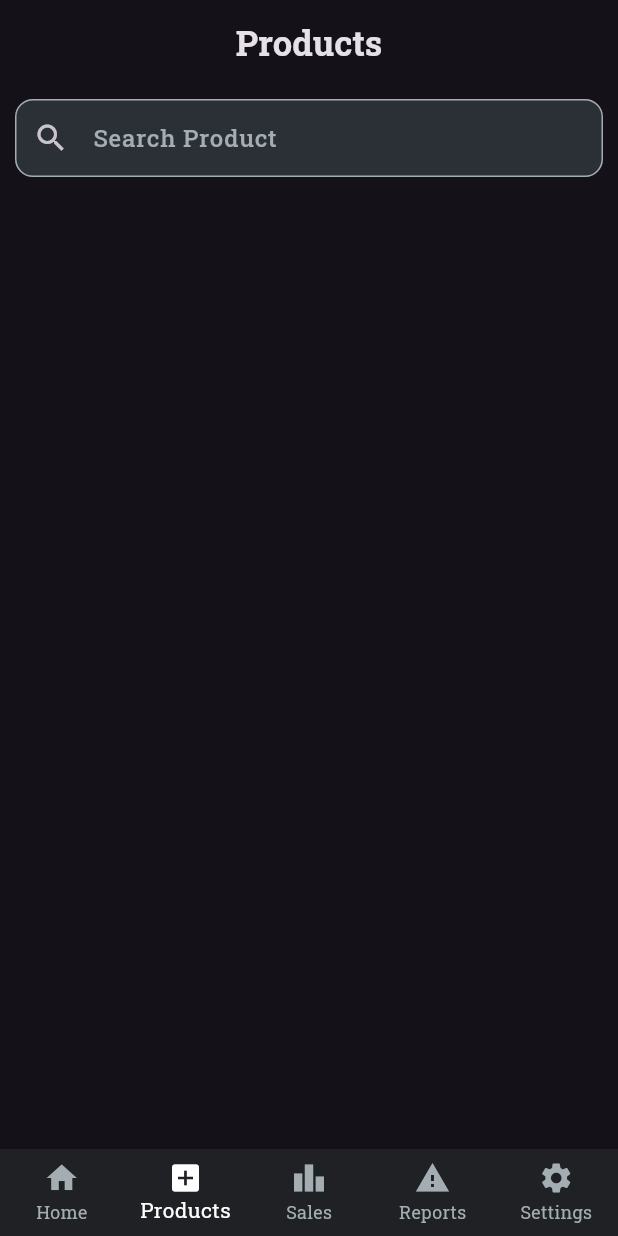
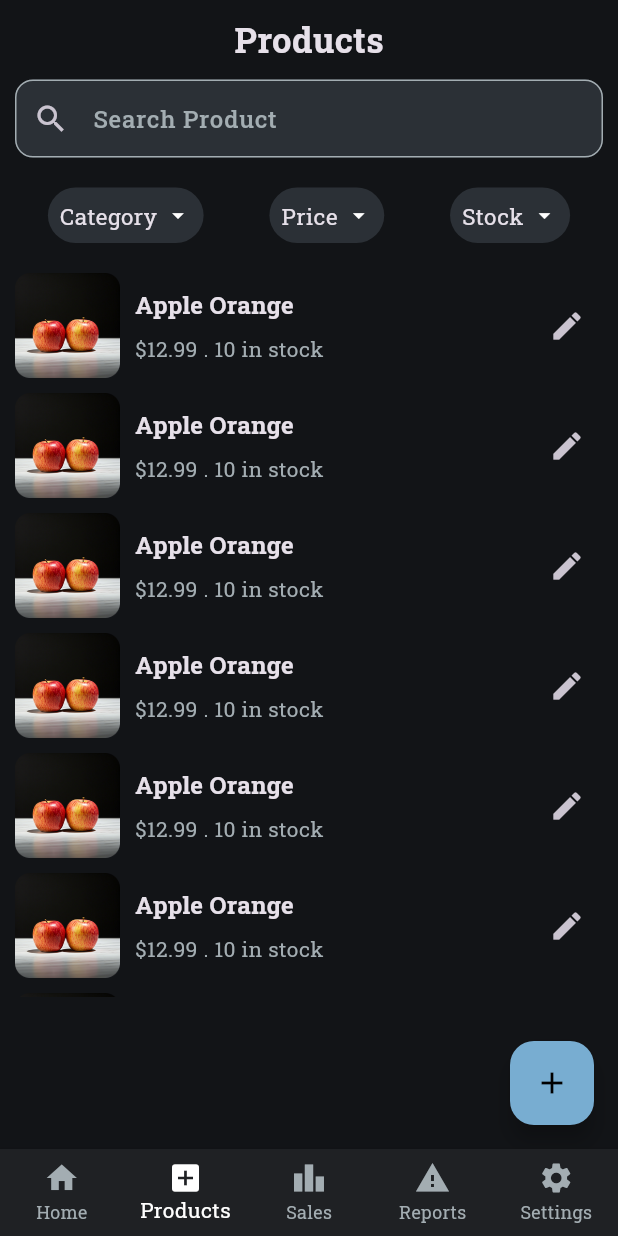
Before and after one commit to amrelmaadawy/shop_management, a Flutter app: the screen it shows after launch, item 2 of the bottom bar chosen, on a phone screen of 412 x 824 dp. Run offline on Flutter 3.47's test engine with Material 3 defaults, Android fonts, the phone set to English and light mode, and no system bars.

Commit message:
finish products UI

```diff
--- a/lib/core/utils/app_colors.dart
+++ b/lib/core/utils/app_colors.dart
@@ -5,5 +5,6 @@ class AppColors {
   static const Color kIncreaseContainerColor = Color(0XFF2B3036);
   static const Color kAddProductButtonColor = Color(0XFF78ADD1);
   static const Color kButtonNavBarColor = Color(0XFF1F2124);
+  static const Color kBackgroundColor = Color(0XFF121417);
 
 }
--- a/lib/features/products/ui/products_view.dart
+++ b/lib/features/products/ui/products_view.dart
@@ -1,5 +1,8 @@
 import 'package:flutter/material.dart';
+import 'package:small_managements/core/utils/app_colors.dart';
+import 'package:small_managements/features/products/ui/widgets/custom_product_container.dart';
 import 'package:small_managements/features/products/ui/widgets/custom_text_form_field.dart';
+import 'package:small_managements/features/products/ui/widgets/product_item.dart';
 import 'package:small_managements/generated/l10n.dart';
 
 class ProductsView extends StatelessWidget {
@@ -9,27 +12,48 @@ class ProductsView extends StatelessWidget {
   Widget build(BuildContext context) {
     TextEditingController searchController = TextEditingController();
     return Scaffold(
-      appBar: AppBar(
-        centerTitle: true,
-        title: Text(
-          S.of(context).products,
-          style: TextStyle(fontSize: 23, fontWeight: FontWeight.bold),
-        ),
+      floatingActionButton: FloatingActionButton(
+        backgroundColor: AppColors.kAddProductButtonColor,
+        onPressed: () {},
+        child: Icon(Icons.add, color: Colors.black),
       ),
       body: SafeArea(
         child: Padding(
           padding: const EdgeInsets.all(10.0),
           child: Column(
             children: [
+              Text(
+                S.of(context).products,
+                style: TextStyle(fontSize: 23, fontWeight: FontWeight.bold),
+              ),
+              SizedBox(height: 10),
               CustomTextFormField(
                 prefixIcon: Icon(Icons.search),
                 controller: searchController,
                 keyboardType: TextInputType.text,
                 labelText: S.of(context).searchProduct,
               ),
-              Row(children: [
-
-              ],)
+              SizedBox(height: 20),
+              Row(
+                mainAxisAlignment: MainAxisAlignment.spaceAround,
+                children: [
+                  CustomProductContainer(text: S.of(context).category),
+                  CustomProductContainer(text: S.of(context).price),
+                  CustomProductContainer(text: S.of(context).stock),
+                ],
+              ),
+              SizedBox(height: 20),
+              SizedBox(
+                height: MediaQuery.of(context).size.height * 0.586,
+                child: ListView.separated(
+                  shrinkWrap: true,
+                  itemBuilder: (context, index) {
+                    return ProductItem();
+                  },
+                  itemCount: 10,
+                  separatorBuilder: (context, index) => SizedBox(height: 10),
+                ),
+              ),
             ],
           ),
         ),
--- /dev/null
+++ b/lib/features/products/ui/widgets/custom_product_container.dart
@@ -0,0 +1,26 @@
+import 'package:flutter/material.dart';
+import 'package:small_managements/core/utils/app_colors.dart';
+
+class CustomProductContainer extends StatelessWidget {
+  const CustomProductContainer({super.key,required this.text});
+  final String text;
+  @override
+  Widget build(BuildContext context) {
+    return Container(
+      decoration: BoxDecoration(
+        borderRadius: BorderRadius.circular(25),
+        color: AppColors.kIncreaseContainerColor,
+      ),
+      child: Padding(
+        padding: const EdgeInsets.all(8.0),
+        child: Row(
+          children: [
+            Text(text,style: TextStyle(fontSize: 15),),
+            SizedBox(width: 5),
+            Icon(Icons.arrow_drop_down_sharp, size: 18),
+          ],
+        ),
+      ),
+    );
+  }
+}
--- /dev/null
+++ b/lib/features/products/ui/widgets/product_item.dart
@@ -0,0 +1,45 @@
+
+import 'package:flutter/material.dart';
+import 'package:small_managements/core/utils/app_colors.dart';
+
+class ProductItem extends StatelessWidget {
+  const ProductItem({
+    super.key,
+  });
+
+  @override
+  Widget build(BuildContext context) {
+    return SizedBox(
+      width: MediaQuery.of(context).size.width,
+      height: 70,
+      child: Row(
+        children: [
+          Image.asset('assets/images/apple.png'),
+          SizedBox(width: 10),
+          Column(
+            crossAxisAlignment: CrossAxisAlignment.start,
+            mainAxisAlignment: MainAxisAlignment.spaceEvenly,
+            children: [
+              Text(
+                'Apple Orange',
+                style: TextStyle(
+                  fontSize: 16,
+                  fontWeight: FontWeight.bold,
+                ),
+              ),
+              Text(
+                '\$12.99 . 10 in stock',
+                style: TextStyle(
+                  color: AppColors.kPrimeryColor,
+                  fontSize: 14,
+                ),
+              ),
+            ],
+          ),
+          Spacer(),
+          IconButton(onPressed: () {}, icon: Icon(Icons.edit)),
+        ],
+      ),
+    );
+  }
+}
--- a/lib/l10n/intl_en.arb
+++ b/lib/l10n/intl_en.arb
@@ -35,5 +35,11 @@
     "settings":"Settings",
     "@settings": {},
      "searchProduct":"Search Product",
-    "@searchProduct": {}
+    "@searchProduct": {},
+    "category":"Category",
+    "@category": {},
+    "price":"Price",
+    "@price": {},
+    "stock":"Stock",
+    "@stock": {}
 }
--- a/lib/main.dart
+++ b/lib/main.dart
@@ -1,4 +1,5 @@
 import 'package:flutter/material.dart';
+import 'package:small_managements/core/utils/app_colors.dart';
 import 'package:small_managements/features/splash/ui/splash_view.dart';
 import 'package:small_managements/generated/l10n.dart';
 import 'package:flutter_localizations/flutter_localizations.dart';
@@ -22,8 +23,10 @@ class MyApp extends StatelessWidget {
       debugShowCheckedModeBanner: false,
       title: 'Flutter Demo',
       theme: ThemeData.dark().copyWith(
+        scaffoldBackgroundColor: AppColors.kBackgroundColor,
         textTheme: ThemeData.dark().textTheme.apply(
               fontFamily: 'RobotoSlab',
+
             ),
       ),
       home: SplashView(),
```
Also changed, not shown: assets/images/apple.png (added), lib/generated/intl/messages_en.dart, lib/generated/l10n.dart.
